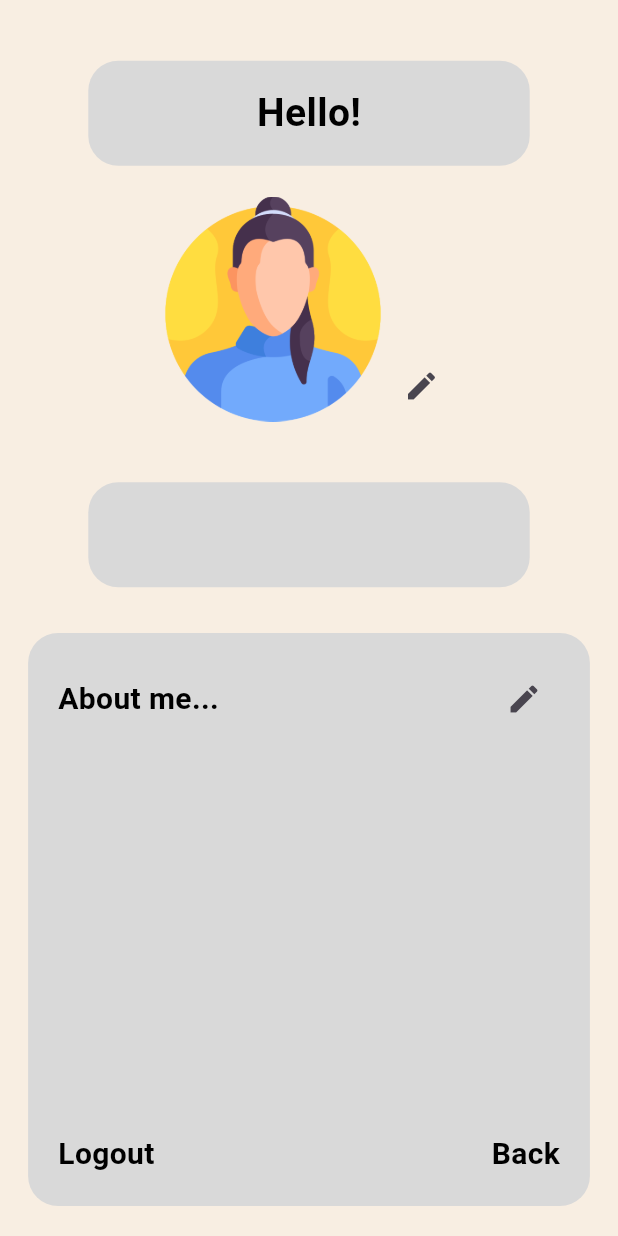
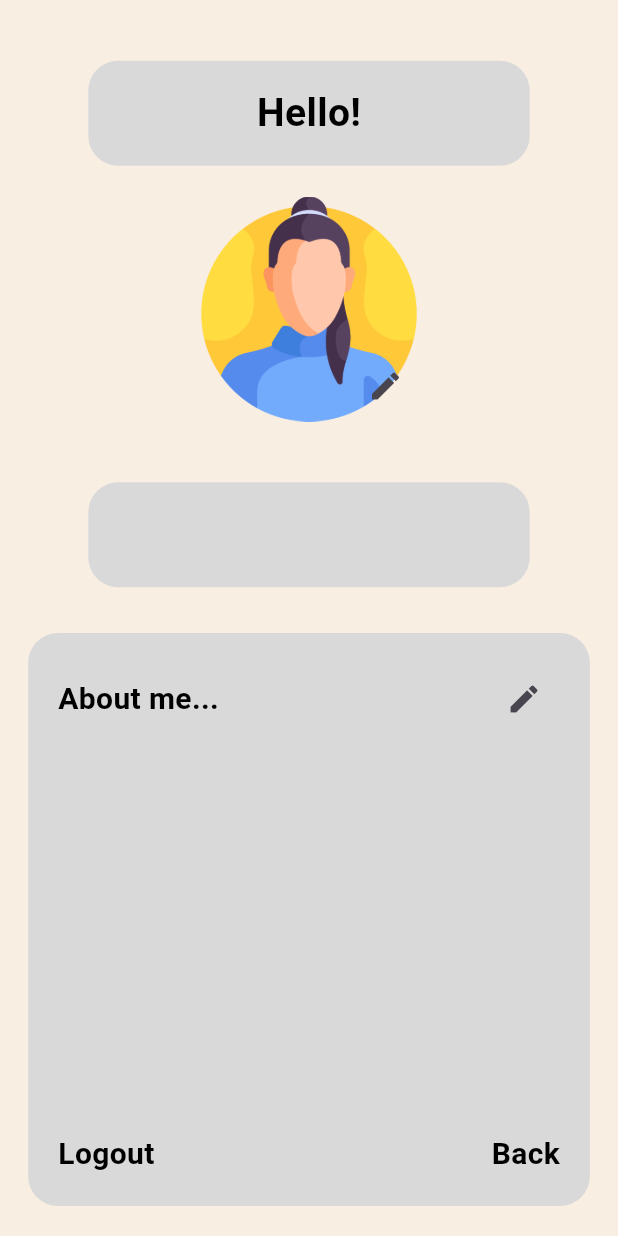
Before and after one commit to pendragon-us/Hey-Joy, a Flutter app: the UserProfilePage screen opened by its route, on a phone screen of 412 x 824 dp. Run offline on Flutter 3.47's test engine with Material 3 defaults, Android fonts, the light colour scheme and no system bars; our stand-ins replace cloud_firestore, curved_navigation_bar, firebase_auth, firebase_core, firebase_messaging, flutter_local_notifications and 8 more; missing offline and left inert: encrypt; accounts and stored records are empty.

Commit message:
Made userProfile alignment center

```diff
--- a/lib/pages/user_profile.dart
+++ b/lib/pages/user_profile.dart
@@ -61,6 +61,7 @@ class _UserProfilePageState extends State<UserProfilePage> {
           children: [
             //Hello
             Expanded(
+              child: Center(
                 child: Column(
                   mainAxisAlignment: MainAxisAlignment.spaceEvenly,
                   children: [
@@ -85,9 +86,8 @@ class _UserProfilePageState extends State<UserProfilePage> {
                       ),
                     ),
                     //User picture
-                  Row(
-                    mainAxisAlignment: MainAxisAlignment.center,
-                    crossAxisAlignment: CrossAxisAlignment.end,
+                    Stack(
+                      alignment: Alignment.bottomRight,
                       children: [
                         Image(
                           width: 150,
@@ -121,6 +121,7 @@ class _UserProfilePageState extends State<UserProfilePage> {
                       ),
                     ),
                   ],
+                ),
               ),
             ),
             //About me
```
Lines whose indentation alone changed are shown as unchanged.
